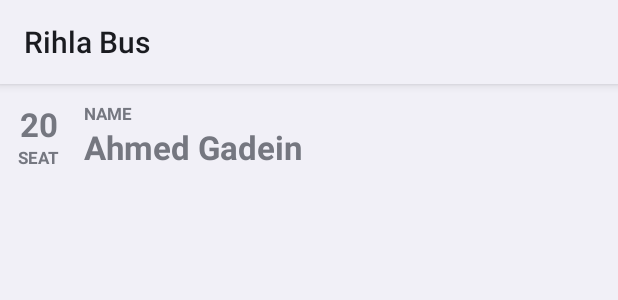
After one commit to Ahmedgadein/Safraa-Bus, an Android app: the layout seat_detail_item_list.xml on its own in the app's theme, with its tools: preview values and no code run, on a phone screen of 412 x 824 dp. The commit adds this screen. Shown: the top 300 px of the screen. Run offline under Robolectric (Android 15) with nearby library versions, the phone set to English and light mode, and no system bars.

Commit message:
Seat model

```diff
--- a/app/src/main/java/com/dinder/rihlabus/ui/newTrip/NewTripFragment.kt
+++ b/app/src/main/java/com/dinder/rihlabus/ui/newTrip/NewTripFragment.kt
@@ -20,9 +20,9 @@
 import com.dinder.rihlabus.utils.SeatState
 import com.dinder.rihlabus.utils.SeatUtils
 import dagger.hilt.android.AndroidEntryPoint
+import java.util.*
 import kotlinx.coroutines.flow.collect
 import kotlinx.coroutines.launch
-import java.util.*
 
 @AndroidEntryPoint
 class NewTripFragment : RihlaFragment() {
--- /dev/null
+++ b/app/src/main/res/layout/seat_detail_item_list.xml
@@ -0,0 +1,67 @@
+<?xml version="1.0" encoding="utf-8"?>
+<androidx.constraintlayout.widget.ConstraintLayout xmlns:android="http://schemas.android.com/apk/res/android"
+    xmlns:app="http://schemas.android.com/apk/res-auto"
+    android:layout_width="match_parent"
+    android:layout_height="wrap_content"
+    android:layout_margin="8dp"
+    android:padding="4dp">
+
+    <LinearLayout
+        android:id="@+id/linearLayout6"
+        android:layout_width="wrap_content"
+        android:layout_height="wrap_content"
+        android:orientation="vertical"
+        android:gravity="center_horizontal"
+        app:layout_constraintBottom_toBottomOf="parent"
+        app:layout_constraintStart_toStartOf="parent"
+        app:layout_constraintTop_toTopOf="parent">
+
+        <TextView
+            android:id="@+id/seatDetailSeatNumber"
+            android:layout_width="wrap_content"
+            android:layout_height="wrap_content"
+            android:text="20"
+            android:textSize="22sp"
+            android:textStyle="bold" />
+
+        <TextView
+            android:layout_width="wrap_content"
+            android:layout_height="wrap_content"
+            android:text="SEAT"
+            android:textSize="11sp"
+            android:textStyle="bold" />
+    </LinearLayout>
+
+    <LinearLayout
+        android:layout_width="0dp"
+        android:layout_height="wrap_content"
+        android:layout_marginStart="16dp"
+        android:gravity="center_vertical"
+        android:orientation="vertical"
+        app:layout_constraintBottom_toBottomOf="parent"
+        app:layout_constraintEnd_toEndOf="parent"
+        app:layout_constraintStart_toEndOf="@+id/linearLayout6"
+        app:layout_constraintTop_toTopOf="parent">
+
+        <TextView
+            android:id="@+id/textView7"
+            android:layout_width="wrap_content"
+            android:layout_height="wrap_content"
+            android:text="NAME"
+            android:textSize="11sp"
+            android:textStyle="bold"
+            app:layout_constraintStart_toStartOf="parent"
+            app:layout_constraintTop_toTopOf="parent" />
+
+        <TextView
+            android:id="@+id/seatDetailPassengerName"
+            android:layout_width="wrap_content"
+            android:layout_height="wrap_content"
+            android:text="Ahmed Gadein"
+            android:textSize="22sp"
+            android:textStyle="bold"
+            app:layout_constraintStart_toStartOf="parent"
+            app:layout_constraintTop_toBottomOf="@id/textView7" />
+
+    </LinearLayout>
+</androidx.constraintlayout.widget.ConstraintLayout>
```
Also changed, not shown: app/src/main/java/com/dinder/rihlabus/data/model/Seat.kt (added, +22 -0 lines), app/src/main/java/com/dinder/rihlabus/data/model/Trip.kt (+4 -3 lines), app/src/main/java/com/dinder/rihlabus/ui/common/seatsDetails/SeatDetailsFragment.kt (added, +29 -0 lines), app/src/main/java/com/dinder/rihlabus/ui/common/seatsDetails/SeatDetailsViewModel.kt (added, +7 -0 lines), app/src/main/java/com/dinder/rihlabus/ui/tripDetails/TripDetailsFragment.kt (+7 -6 lines), app/src/main/java/com/dinder/rihlabus/utils/SeatUtils.kt (+33 -22 lines), app/src/main/res/layout/seat_details_fragment.xml (added, +19 -0 lines), app/src/main/res/layout/trip_details_fragment.xml (+5 -4 lines).
